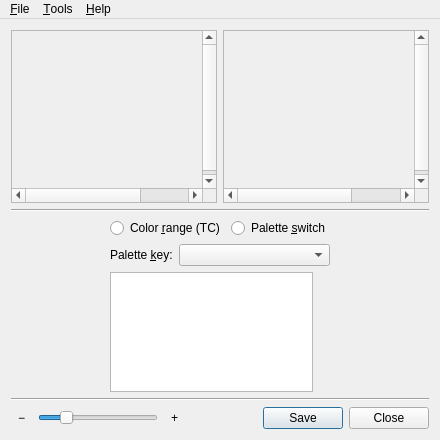
First picture: the form in src/mainwindow.ui, repository irydacea/wespal, before the edit.
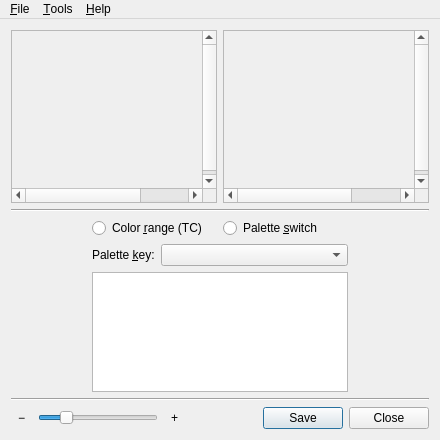
Second picture: the form after the edit. Custom widgets are drawn as their Qt base class.

Commit message: mainwindow: Allow the ranges and target palette option panels to grow horizontally

Diff of the .ui file:
```diff
--- a/src/mainwindow.ui
+++ b/src/mainwindow.ui
@@ -280,9 +280,15 @@
         </item>
         <item>
          <widget class="QStackedWidget" name="staFunctionOpts">
-          <property name="maximumSize">
+          <property name="sizePolicy">
+           <sizepolicy hsizetype="Expanding" vsizetype="Ignored">
+            <horstretch>0</horstretch>
+            <verstretch>0</verstretch>
+           </sizepolicy>
+          </property>
+          <property name="minimumSize">
            <size>
-            <width>203</width>
+            <width>0</width>
             <height>120</height>
            </size>
           </property>
```
Left out of the diff: 4 changed lines with no effect on the pictures.
